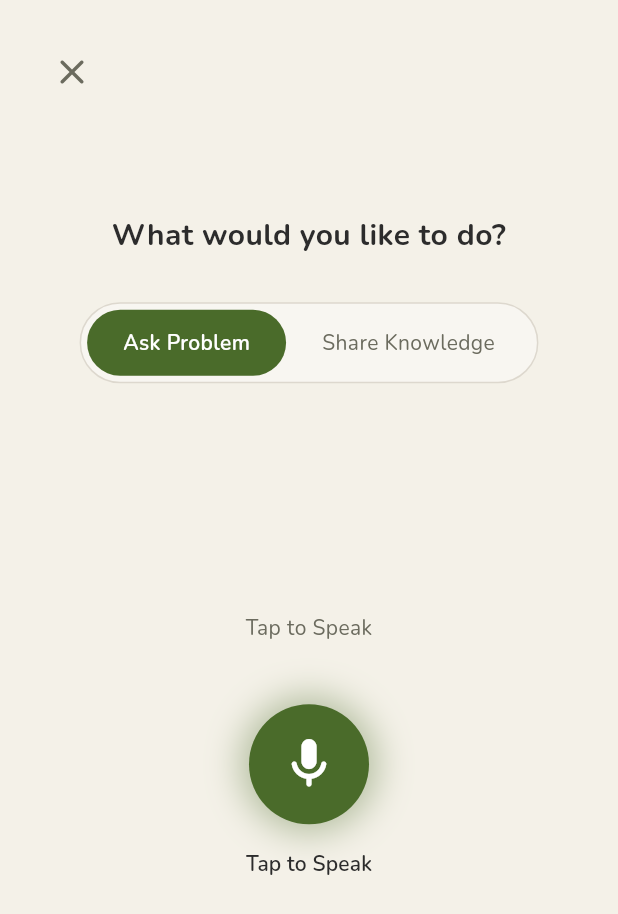
After one commit to balamuralikrishna06/gramgyan, a Flutter app: the VoiceInteractionScreen screen opened by its route, on a phone screen of 412 x 824 dp. The commit adds this screen. Shown: the top 914 px of the screen. Run offline on Flutter 3.47's test engine with Material 3 defaults, Android fonts, the phone set to English and light mode, and no system bars; our stand-ins replace audioplayers, cached_network_image, flutter_map, flutter_riverpod, flutter_tts, geolocator and 8 more; missing offline and left inert: flutter_map_location_marker, flutter_map_marker_cluster, record; accounts and stored records are empty.

Commit message:
Refactor voice flow: Add VoiceInteractionScreen, remove bottom sheet

```diff
--- a/lib/core/router/app_router.dart
+++ b/lib/core/router/app_router.dart
@@ -14,6 +14,7 @@ import '../../features/discussion/screens/discussion_detail_screen.dart';
 import '../../features/discussion/screens/add_solution_screen.dart';
 import '../../features/ai_insight/presentation/screens/ai_insight_screen.dart';
 import '../../features/climate/presentation/screens/climate_screen.dart';
+import '../../features/voice/presentation/screens/voice_interaction_screen.dart';
 import '../widgets/app_shell.dart';
 
 /// GoRouter configuration for the app.
@@ -217,5 +218,16 @@ final appRouter = GoRouter(
         },
       ),
     ),
+
+    // ── Voice Interaction (full screen) ──
+    GoRoute(
+      path: '/voice-interaction',
+      pageBuilder: (context, state) => CustomTransitionPage(
+        child: const VoiceInteractionScreen(),
+        transitionsBuilder: (context, animation, secondaryAnimation, child) {
+          return FadeTransition(opacity: animation, child: child);
+        },
+      ),
+    ),
   ],
 );
--- /dev/null
+++ b/lib/features/voice/presentation/screens/voice_interaction_screen.dart
@@ -0,0 +1,206 @@
+import 'package:flutter/material.dart';
+import 'package:flutter_riverpod/flutter_riverpod.dart';
+import 'package:go_router/go_router.dart';
+
+import '../../../../core/theme/app_colors.dart';
+import '../../../../core/theme/app_text_styles.dart';
+import '../../../auth/domain/models/auth_state.dart';
+import '../../../auth/presentation/providers/auth_providers.dart';
+import '../../../map/presentation/providers/map_providers.dart';
+import '../../../../core/providers/service_providers.dart'; // reportRepositoryProvider
+import '../../../map/presentation/screens/solution_screen.dart';
+import '../widgets/voice_recorder_widget.dart';
+
+enum VoiceMode { ask, share }
+
+class VoiceInteractionScreen extends ConsumerStatefulWidget {
+  const VoiceInteractionScreen({super.key});
+
+  @override
+  ConsumerState<VoiceInteractionScreen> createState() => _VoiceInteractionScreenState();
+}
+
+class _VoiceInteractionScreenState extends ConsumerState<VoiceInteractionScreen> {
+  VoiceMode _selectedMode = VoiceMode.ask;
+  bool _isProcessing = false;
+
+  void _handleVoiceResult(String transcript, String translation) async {
+    // If empty transcript, do nothing or show error
+    if (transcript.trim().isEmpty) {
+      ScaffoldMessenger.of(context).showSnackBar(
+        const SnackBar(content: Text('Could not hear anything. Please try again.')),
+      );
+      return;
+    }
+
+    setState(() => _isProcessing = true);
+
+    try {
+      final authState = ref.read(authStateProvider);
+      final userId = (authState is AuthAuthenticated) ? authState.userId : 'anon';
+
+      // Get location - optional, default to 0,0 if fails or not needed
+      double lat = 0;
+      double lng = 0;
+      try {
+        final position = await ref.read(userLocationProvider.future);
+        lat = position.latitude;
+        lng = position.longitude;
+      } catch (e) {
+        debugPrint('Location error: $e');
+      }
+
+      final repo = ref.read(reportRepositoryProvider);
+
+      // We need these for the report. For now, defaulting crop/category or we could add a quick selector later.
+      // The prompt says "Simplify... Remove any modal... Directly navigate...".
+      // It doesn't explicitly mention Crop/Category selection in this new flow.
+      // However, `createReport` requires them. I will use defaults "General" or similar,
+      // OR specifically for "Ask", the SolutionScreen might handle it?
+      // Re-reading `RecordScreen`: it has dropdowns.
+      // The master prompt says: "Store transcript + audio... Save mode (ask/share) in database".
+      // It doesn't mention selecting crop/category in the `VoiceInteractionScreen`.
+      // I will use default values to keep the flow frictionless as requested.
+      // Or maybe 'Unknown' so it can be tagged later.
+
+      final report = await repo.createReport(
+        userId: userId,
+        latitude: lat,
+        longitude: lng,
+        crop: 'General', // Default
+        category: 'General', // Default
+        audioFile: null,
+        manualTranscript: transcript,
+        type: _selectedMode == VoiceMode.ask ? 'question' : 'knowledge',
+      );
+
+      if (!mounted) return;
+
+      if (_selectedMode == VoiceMode.ask) {
+        // Navigate to Solution Screen
+        Navigator.pushReplacement(
+          context,
+          MaterialPageRoute(builder: (_) => SolutionScreen(reportId: report.id)),
+        );
+      } else {
+        // Share Knowledge -> Success and go back
+        ScaffoldMessenger.of(context).showSnackBar(
+          SnackBar(
+            content: const Text('Knowledge Shared Successfully! 🌱'),
+            backgroundColor: AppColors.success,
+            behavior: SnackBarBehavior.floating,
+             shape: RoundedRectangleBorder(borderRadius: BorderRadius.circular(12)),
+          ),
+        );
+        context.pop(); // Go back to Home
+      }
+
+    } catch (e) {
+      if (mounted) {
+        ScaffoldMessenger.of(context).showSnackBar(
+          SnackBar(content: Text('Error: $e'), backgroundColor: AppColors.error),
+        );
+      }
+    } finally {
+      if (mounted) setState(() => _isProcessing = false);
+    }
+  }
+
+  @override
+  Widget build(BuildContext context) {
+    final isDark = Theme.of(context).brightness == Brightness.dark;
+
+    return Scaffold(
+      body: SafeArea(
+        child: Padding(
+          padding: const EdgeInsets.all(24.0),
+          child: Column(
+            children: [
+              // ── Header ──
+              Row(
+                children: [
+                   IconButton(
+                    icon: const Icon(Icons.close_rounded, size: 28),
+                    onPressed: () => context.pop(),
+                  ),
+                ],
+              ),
+              const Spacer(flex: 1),
+
+              // ── Title ──
+              Text(
+                'What would you like to do?',
+                textAlign: TextAlign.center,
+                style: AppTextStyles.headlineMedium.copyWith(
+                  color: Theme.of(context).colorScheme.onSurface,
+                  fontWeight: FontWeight.bold,
+                ),
+              ),
+              const SizedBox(height: 32),
+
+              // ── Toggle ──
+              Container(
+                padding: const EdgeInsets.all(4),
+                decoration: BoxDecoration(
+                  color: isDark ? AppColors.cardDark : AppColors.cardLight,
+                  borderRadius: BorderRadius.circular(30),
+                  border: Border.all(
+                    color: isDark ? AppColors.dividerDark : AppColors.divider,
+                  ),
+                ),
+                child: Row(
+                  mainAxisSize: MainAxisSize.min,
+                  children: [
+                    _buildToggleOption(VoiceMode.ask, 'Ask Problem'),
+                    _buildToggleOption(VoiceMode.share, 'Share Knowledge'),
+                  ],
+                ),
+              ),
+
+              const Spacer(flex: 2),
+
+              // ── Mic Button ──
+              if (_isProcessing)
+                const Column(
+                  children: [
+                    CircularProgressIndicator(),
+                    SizedBox(height: 16),
+                    Text('Processing your request...'),
+                  ],
+                )
+              else
+                VoiceRecorderWidget(
+                  onResult: _handleVoiceResult,
+                  initialLocale: 'ta_IN',
+                ),
+
+              const Spacer(flex: 3),
+            ],
+          ),
+        ),
+      ),
+    );
+  }
+
+  Widget _buildToggleOption(VoiceMode mode, String label) {
+    final isSelected = _selectedMode == mode;
+    return GestureDetector(
+      onTap: () => setState(() => _selectedMode = mode),
+      child: AnimatedContainer(
+        duration: const Duration(milliseconds: 200),
+        padding: const EdgeInsets.symmetric(horizontal: 24, vertical: 12),
+        decoration: BoxDecoration(
+          color: isSelected ? AppColors.primary : Colors.transparent,
+          borderRadius: BorderRadius.circular(24),
+        ),
+        child: Text(
+          label,
+          style: AppTextStyles.titleSmall.copyWith(
+            color: isSelected ? Colors.white : AppColors.onSurfaceVariantLight,
+            fontWeight: isSelected ? FontWeight.w600 : FontWeight.normal,
+          ),
+        ),
+      ),
+    );
+  }
+}
```
Also changed, not shown: lib/core/widgets/app_shell.dart (+1 -140 lines).
